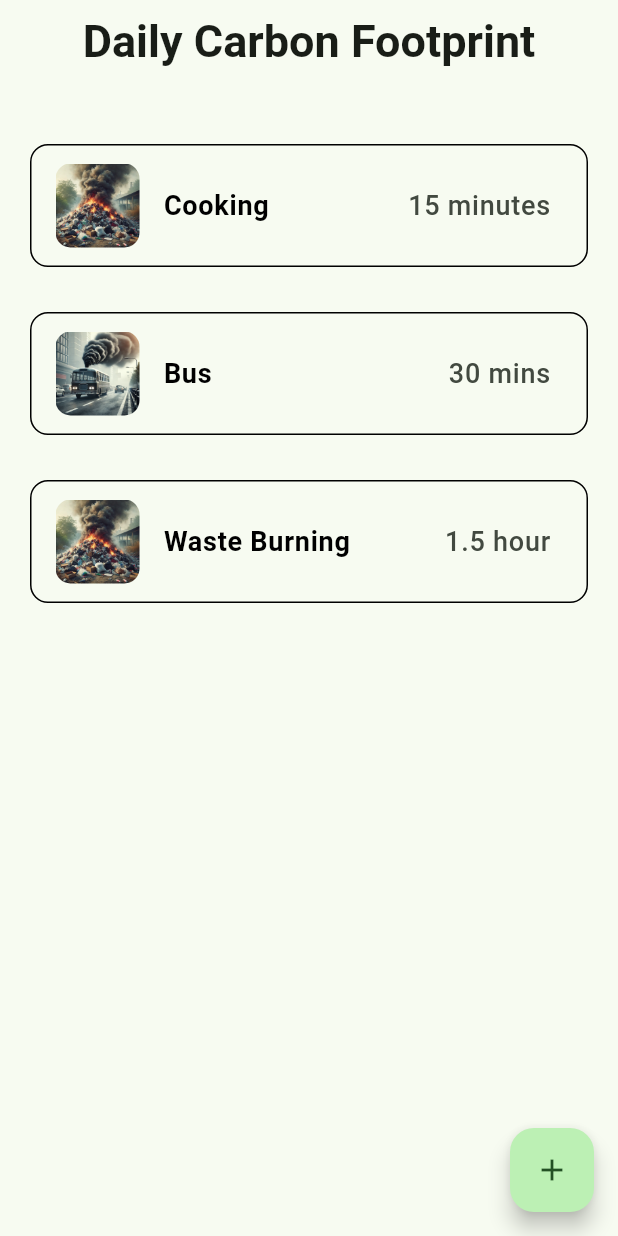
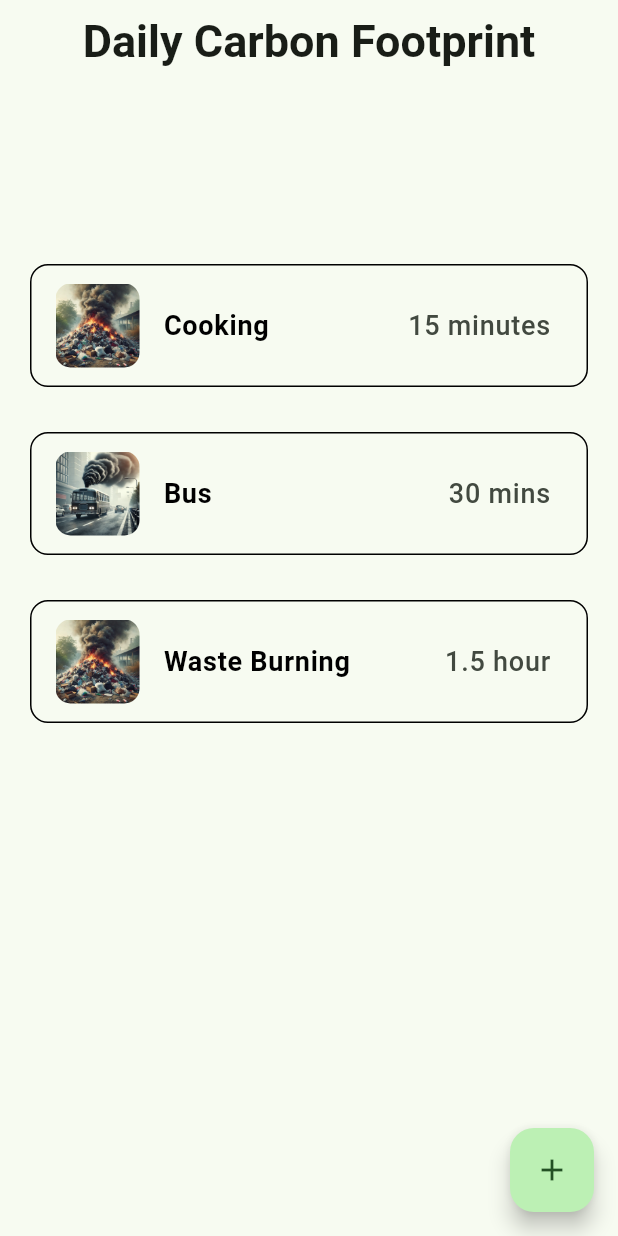
Before and after one commit to aravindr001/sprinkle_and_sprout, a Flutter app: the FootPrint screen opened directly, on a phone screen of 412 x 824 dp. Run offline on Flutter 3.47's test engine with Material 3 defaults, Android fonts, the phone set to English and light mode, and no system bars; our stand-ins replace firebase_auth, firebase_core, get, google_sign_in; accounts and stored records are empty.

Commit message:
veendum changes

```diff
--- a/lib/pages/footprint_page.dart
+++ b/lib/pages/footprint_page.dart
@@ -34,7 +34,7 @@ class FootPrint extends StatelessWidget {
       ),
       body: SafeArea(
         child: Padding(
-          padding: const EdgeInsets.only(left: 20.0, right: 20, top: 40),
+          padding: const EdgeInsets.only(left: 20.0, right: 20, top: 120),
           child: ListView.separated(
             itemCount: 3,
             separatorBuilder: (_, __) => const SizedBox(height: 30),
```
